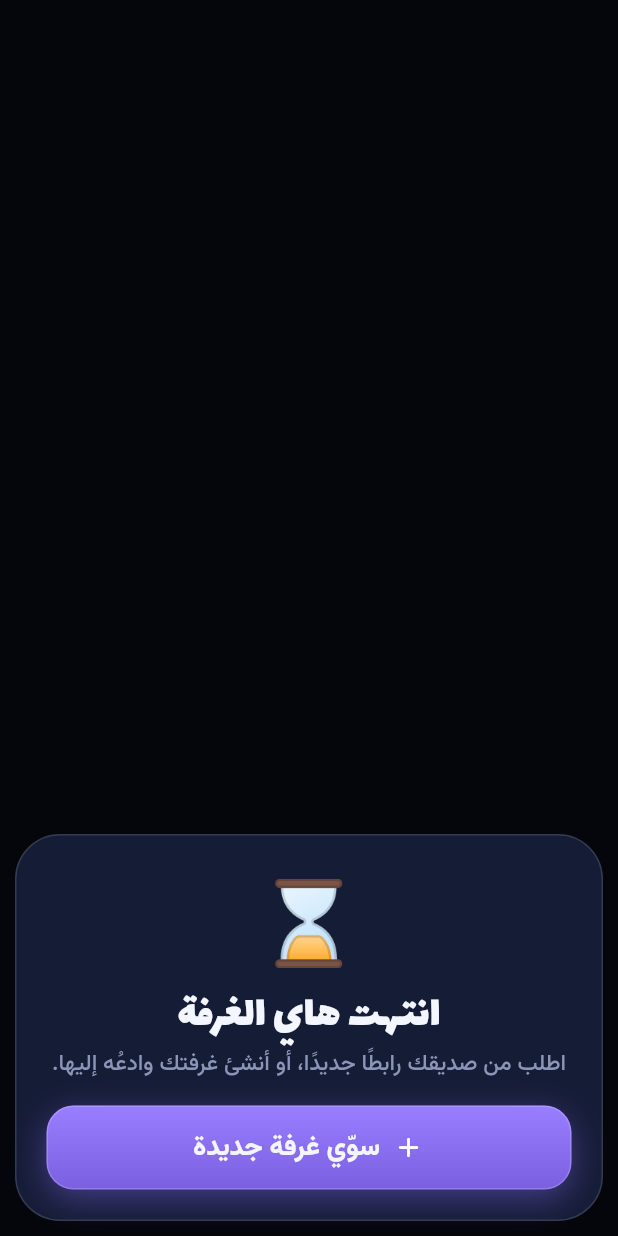
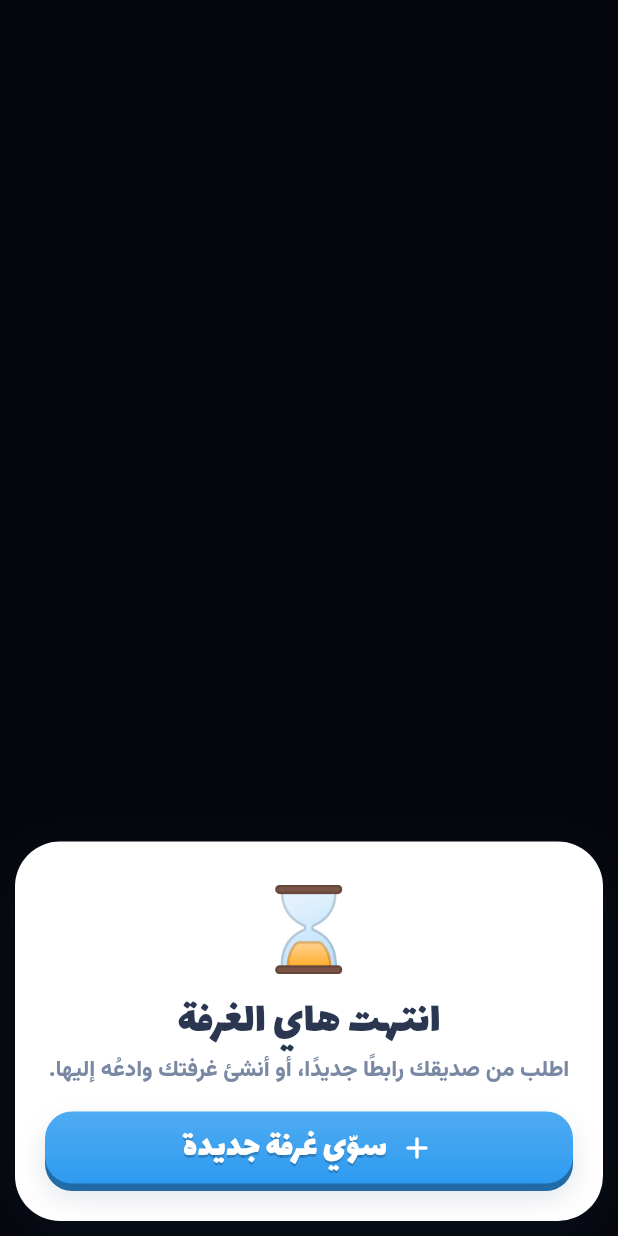
Before and after one commit to DrAhmed19/lamma, a Flutter app: what showRoomGone() shows on an empty page, opened directly, on a phone screen of 412 x 824 dp. Run offline on Flutter 3.47's test engine with Material 3 defaults, Android fonts, the phone set to English and light mode, and no system bars; our stand-ins replace app_links, audioplayers, open_filex, qr_flutter, share_plus, shared_preferences and 1 more; missing offline and left inert: dart:js_interop; accounts and stored records are empty; network calls fail.

Commit message:
إعادة التصميم (مرحلة 3د): رسائل ونوافذ الانضمام والإشعار والانتظار بالثيم الفاتح، وزر ChunkyButton
Co-Authored-By: Claude Sonnet 5.5 <noreply@anthropic.com>
Claude-Session: https://claude.ai/code/session_01Wyjf8ARjfC4NrfDiBTMT8W

```diff
--- a/lib/ui/kit.dart
+++ b/lib/ui/kit.dart
@@ -151,6 +151,36 @@ class Chunky extends StatelessWidget {
           ),
           child: child,
         ),
+      ),
+    );
+  }
+}
+
+/// زر نصي بحافة سفلية (للقوائم الفاتحة). [filled=false] = زر أبيض هادي.
+class ChunkyButton extends StatelessWidget {
+  const ChunkyButton({super.key, required this.label, required this.onTap, this.color = const Color(0xFF2E9BF0), this.icon, this.filled = true});
+  final String label;
+  final VoidCallback onTap;
+  final Color color;
+  final IconData? icon;
+  final bool filled;
+
+  @override
+  Widget build(BuildContext context) {
+    final fg = filled ? Colors.white : L.ink;
+    return Chunky(
+      color: filled ? color : Colors.white,
+      onTap: onTap,
+      radius: 18,
+      edge: 5,
+      padding: const EdgeInsets.symmetric(horizontal: 18, vertical: 11),
+      child: Row(
+        mainAxisSize: MainAxisSize.min,
+        mainAxisAlignment: MainAxisAlignment.center,
+        children: [
+          if (icon != null) ...[Icon(icon, color: fg, size: 24), const SizedBox(width: 8)],
+          Flexible(child: Text(label, maxLines: 1, overflow: TextOverflow.ellipsis, style: display(23, color: fg, shadows: filled ? const [Shadow(color: Color(0x33000000), offset: Offset(0, 2))] : null))),
+        ],
       ),
     );
   }
```
Also changed, not shown: lib/ui/flow.dart (+27 -27 lines).
